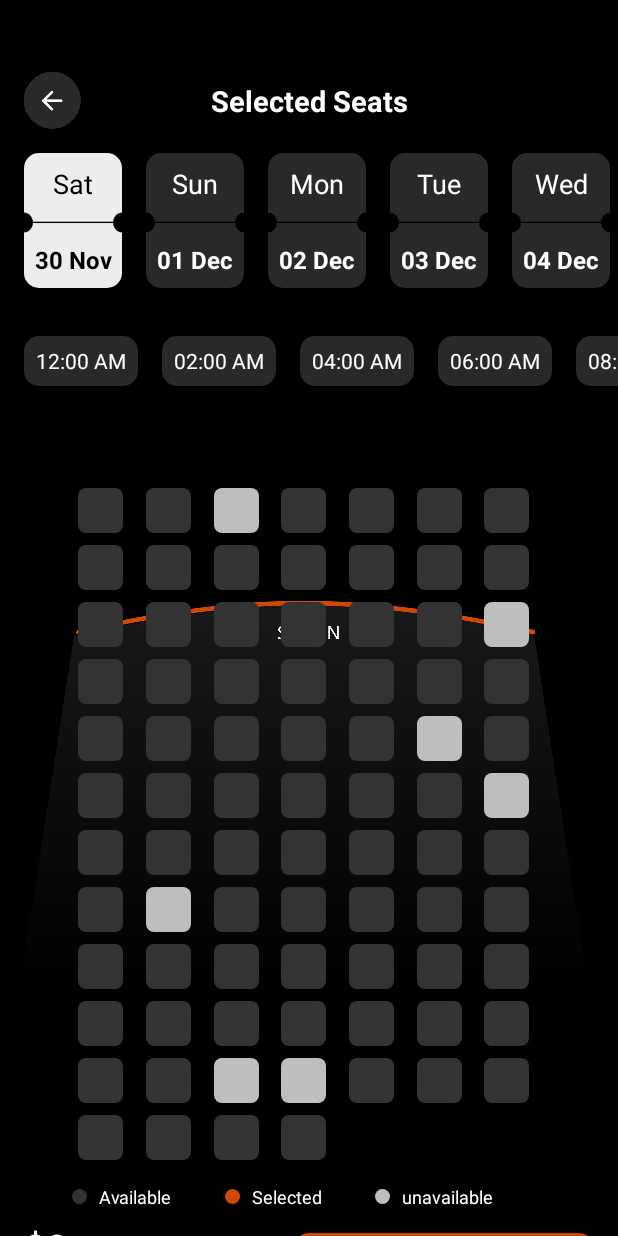
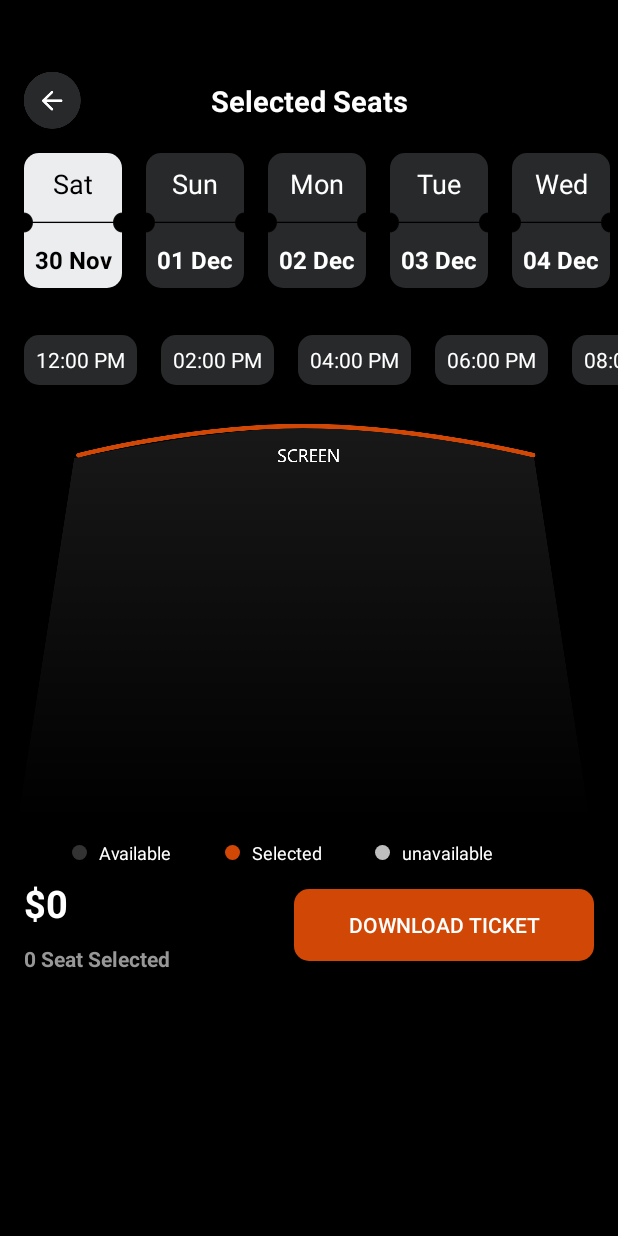
Before and after one commit to linhmt13113/Booking-films, an Android app: the SeatListActivity screen opened directly, with no data from a screen before it, after a tap on "Sat", on a phone screen of 412 x 824 dp. Run offline under Robolectric (Android 15) with nearby library versions, the light colour scheme and no system bars; 1 statement that could not run was skipped.

Commit message:
SeatListActivity.kt done

```diff
--- a/app/src/main/java/com/uilover/project2002/activities/SeatListActivity.kt
+++ b/app/src/main/java/com/uilover/project2002/activities/SeatListActivity.kt
@@ -2,6 +2,8 @@
 
 import android.icu.text.DecimalFormat
 import android.os.Bundle
+import android.util.Log
+import android.view.View
 import android.view.WindowManager
 import androidx.appcompat.app.AppCompatActivity
 import androidx.recyclerview.widget.GridLayoutManager
@@ -14,51 +16,140 @@
 import com.uilover.project2002.databinding.ActivitySeatListBinding
 import java.time.LocalDate
 import java.time.LocalTime
+import java.time.Month
 import java.time.format.DateTimeFormatter
+import java.time.format.DateTimeParseException
+import kotlin.random.Random
+import java.util.Locale
 
 class SeatListActivity : AppCompatActivity() {
     private lateinit var binding: ActivitySeatListBinding
     private lateinit var film: Film
     private var price: Double = 0.0
     private var number: Int = 0
+    private var selectedDate: LocalDate? = null
+    private var selectedTime: LocalTime? = null
 
     override fun onCreate(savedInstanceState: Bundle?) {
         super.onCreate(savedInstanceState)
         binding = ActivitySeatListBinding.inflate(layoutInflater)
         setContentView(binding.root)
 
+        try {
             getIntentExtra()
             setVariable()
-        initSeatsList()
+            initDateAndTimePickers()
 
             window.setFlags(
                 WindowManager.LayoutParams.FLAG_LAYOUT_NO_LIMITS,
                 WindowManager.LayoutParams.FLAG_LAYOUT_NO_LIMITS
             )
+        } catch (e: Exception) {
+            Log.e("SeatListActivity", "Error initializing activity", e)
+        }
     }
 
-    private fun initSeatsList() {
-        val gridLayoutManager = GridLayoutManager(this, 7)
+    private fun initDateAndTimePickers() {
+        val dateFormatter = DateTimeFormatter.ofPattern("EEE/dd/MMM", Locale.ENGLISH)
+
+        binding.dateRecyclerview.layoutManager = LinearLayoutManager(this, LinearLayoutManager.HORIZONTAL, false)
+        val dates = generateDates().map { it.format(dateFormatter) }
+        binding.dateRecyclerview.adapter = DateAdapter(dates) { dateStr ->
+            try {
+                val parsedDate = parseDateString(dateStr)
+                selectedDate = parsedDate
+                updateAvailableTimeSlots(parsedDate)
+                binding.TimeRecyclerview.visibility = View.VISIBLE
+                binding.seatRecyclerview.visibility = View.GONE  // Hide the seat list when a new date is selected
+            } catch (e: Exception) {
+                Log.e("SeatListActivity", "Error parsing date: $dateStr", e)
+            }
+        }
+
+        // Initial visibility settings
+        binding.TimeRecyclerview.visibility = View.GONE
+        binding.seatRecyclerview.visibility = View.GONE
+    }
+
+    private fun parseDateString(dateString: String): LocalDate {
+        val parts = dateString.split("/")
+        val dayOfWeek = parts[0]
+        val dayOfMonth = parts[1].toInt()
+        val monthAbbreviation = parts[2].toUpperCase(Locale.ENGLISH)
+
+        // Map three-letter month abbreviation to Month enum
+        val month = when (monthAbbreviation) {
+            "JAN" -> Month.JANUARY
+            "FEB" -> Month.FEBRUARY
+            "MAR" -> Month.MARCH
+            "APR" -> Month.APRIL
+            "MAY" -> Month.MAY
+            "JUN" -> Month.JUNE
+            "JUL" -> Month.JULY
+            "AUG" -> Month.AUGUST
+            "SEP" -> Month.SEPTEMBER
+            "OCT" -> Month.OCTOBER
+            "NOV" -> Month.NOVEMBER
+            "DEC" -> Month.DECEMBER
+            else -> throw IllegalArgumentException("Invalid month abbreviation: $monthAbbreviation")
+        }
+
+        return LocalDate.of(LocalDate.now().year, month, dayOfMonth)
+    }
+
+    private fun generateDates(): List<LocalDate> {
+        val dates = mutableListOf<LocalDate>()
+        val today = LocalDate.now()
+
+        for (i in 0 until 7) {
+            dates.add(today.plusDays(i.toLong()))
+        }
+        Log.d("SeatListActivity", "Generated Dates: $dates")
+        return dates
+    }
+
+
+
+    private fun updateAvailableTimeSlots(date: LocalDate) {
+        val timeSlots = generateTimeSlots()
+        val currentTime = LocalTime.now()
+
+        // Filter out past times only if the selected date is today
+        val upcomingTimeSlots = mutableListOf<String>()
+        if (date.isEqual(LocalDate.now())) {
+            for (time in timeSlots) {
+                val localTime = LocalTime.parse(time, DateTimeFormatter.ofPattern("hh:mm a", Locale.ENGLISH))
+                if (localTime.isAfter(currentTime.plusMinutes(30))) {
+                    upcomingTimeSlots.add(time)
+                }
+            }
+        } else {
+            // For future dates, include all time slots
+            upcomingTimeSlots.addAll(timeSlots)
+        }
+
+        Log.d("SeatListActivity", "Upcoming Time Slots for $date: $upcomingTimeSlots")
+
+        binding.TimeRecyclerview.layoutManager = LinearLayoutManager(this, LinearLayoutManager.HORIZONTAL, false)
+        binding.TimeRecyclerview.adapter = TimeAdapter(upcomingTimeSlots) {
+            selectedTime = LocalTime.parse(it, DateTimeFormatter.ofPattern("hh:mm a", Locale.ENGLISH))
+            updateSeatsList()
+            binding.seatRecyclerview.visibility = View.VISIBLE // Show the seat list when a time slot is selected
+        }
+    }
+
+    private fun updateSeatsList() {
+        val gridLayoutManager = GridLayoutManager(this, 8)
         gridLayoutManager.spanSizeLookup = object : GridLayoutManager.SpanSizeLookup() {
             override fun getSpanSize(position: Int): Int {
-                return if (position % 7 == 3) 1 else 1
+                return 1
             }
         }
 
         binding.seatRecyclerview.layoutManager = gridLayoutManager
 
-        val seatList = mutableListOf<Seat>()
-        val numberSeats = 81
-
-        for (i in 0 until numberSeats) {
-            val SeatName = ""
-            val SeatStatus =
-                if (i == 2 || i == 20 || i == 33 || i == 41 || i == 50 || i == 72 || i == 73) Seat.SeatStatus.UNAVAILABLE else Seat.SeatStatus.AVAILABLE
-
-            seatList.add(Seat(SeatStatus, SeatName))
-        }
-
-        val seatAdapter = SeatListAdapter(seatList, object : SeatListAdapter.SelectedSeat {
+        try {
+            val seatAdapter = SeatListAdapter(generateSeats(), object : SeatListAdapter.SelectedSeat {
                 override fun returnSelected(selectedName: String, num: Int) {
                     binding.numberSelectedTxt.text = "$num Seat Selected"
                     val df = DecimalFormat("#.##")
@@ -69,14 +160,9 @@
             })
             binding.seatRecyclerview.adapter = seatAdapter
             binding.seatRecyclerview.isNestedScrollingEnabled = false
-
-        binding.TimeRecyclerview.layoutManager =
-            LinearLayoutManager(this, LinearLayoutManager.HORIZONTAL, false)
-        binding.TimeRecyclerview.adapter = TimeAdapter(generateTimeSlots())
-
-        binding.dateRecyclerview.layoutManager =
-            LinearLayoutManager(this, LinearLayoutManager.HORIZONTAL, false)
-        binding.dateRecyclerview.adapter = DateAdapter(generateDates())
+        } catch (e: Exception) {
+            Log.e("SeatListActivity", "Error updating seats list", e)
+        }
     }
 
     private fun setVariable() {
@@ -91,23 +177,53 @@
 
     private fun generateTimeSlots(): List<String> {
         val timeSlots = mutableListOf<String>()
-        val formatter = DateTimeFormatter.ofPattern("hh:mm a")
+        val start = LocalTime.of(10, 0) // 10:00 AM
+        val end = LocalTime.of(23, 59) // 11:59 PM
+        var time = start
 
-        for (i in 0 until 24 step 2) {
-            val time = LocalTime.of(i, 0)
-            timeSlots.add(time.format(formatter))
+        // Limit the number of time slots to avoid OOM
+        while (time.isBefore(end) && timeSlots.size < 10) { // Ensure no more than 10 slots
+            timeSlots.add(time.format(DateTimeFormatter.ofPattern("hh:mm a", Locale.ENGLISH)))
+            time = time.plusHours(2)
         }
+
+        Log.d("SeatListActivity", "Generated Time Slots: $timeSlots")
+
         return timeSlots
     }
 
-    private fun generateDates(): List<String> {
-        val dates = mutableListOf<String>()
-        val today = LocalDate.now()
-        val formatter = DateTimeFormatter.ofPattern("EEE/dd/MMM")
+    private fun generateSeats(): List<Seat> {
+        val seatList = mutableListOf<Seat>()
+        val numberSeats = 96 // 12 rows and 8 columns = 96 seats
 
-        for (i in 0 until 7) {
-            dates.add(today.plusDays(i.toLong()).format(formatter))
-        }
-        return dates
+        if (selectedDate != null && selectedTime != null) {
+            val currentTime = LocalTime.now()
+
+            for (i in 0 until numberSeats) {
+                val row = 'A' + (i / 8)
+                val seatName = "$row${i % 8 + 1}"
+                val seatStatus = when {
+                    // Nearest two days with some seats booked in pairs
+                    selectedDate!!.isEqual(LocalDate.now()) || selectedDate!!.isEqual(LocalDate.now().plusDays(1)) -> {
+                        if (i % 8 < 7 && Random.nextBoolean()) {
+                            Seat.SeatStatus.UNAVAILABLE
+                        } else {
+                            Seat.SeatStatus.AVAILABLE
                         }
                     }
+                    // Showtimes that have passed by more than 30 minutes are sold out
+                    selectedDate!!.isEqual(LocalDate.now()) && selectedTime!!.plusMinutes(30).isBefore(currentTime) -> {
+                        Seat.SeatStatus.UNAVAILABLE
+                    }
+                    // Future dates with all seats available
+                    else -> Seat.SeatStatus.AVAILABLE
+                }
+                seatList.add(Seat(seatStatus, seatName))
+            }
+        }
+
+        Log.d("SeatListActivity", "Generated Seats: $seatList")
+
+        return seatList
+    }
+}
--- a/app/src/main/java/com/uilover/project2002/adapters/DateAdapter.kt
+++ b/app/src/main/java/com/uilover/project2002/adapters/DateAdapter.kt
@@ -7,12 +7,12 @@
 import com.uilover.project2002.R
 import com.uilover.project2002.databinding.ItemDateBinding
 
-class DateAdapter(private val timeSlots: List<String>) :
-    RecyclerView.Adapter<DateAdapter.TimeViewHolder>() {
+class DateAdapter(private val dates: List<String>, private val clickListener: (String) -> Unit) :
+    RecyclerView.Adapter<DateAdapter.DateViewHolder>() {
     private var selectedPosition = -1
     private var lastSelectedPosition = -1
 
-    inner class TimeViewHolder(private val binding: ItemDateBinding) :
+    inner class DateViewHolder(private val binding: ItemDateBinding) :
         RecyclerView.ViewHolder(binding.root) {
 
         fun bind(date: String) {
@@ -38,14 +38,15 @@
                         selectedPosition = position
                         notifyItemChanged(lastSelectedPosition)
                         notifyItemChanged(selectedPosition)
+                        clickListener(date)
                     }
                 }
             }
         }
     }
 
-    override fun onCreateViewHolder(parent: ViewGroup, viewType: Int): TimeViewHolder {
-        return TimeViewHolder(
+    override fun onCreateViewHolder(parent: ViewGroup, viewType: Int): DateViewHolder {
+        return DateViewHolder(
             ItemDateBinding.inflate(
                 LayoutInflater.from(parent.context),
                 parent,
@@ -54,9 +55,9 @@
         )
     }
 
-    override fun onBindViewHolder(holder: TimeViewHolder, position: Int) {
-        holder.bind(timeSlots[position])
+    override fun onBindViewHolder(holder: DateViewHolder, position: Int) {
+        holder.bind(dates[position])
     }
 
-    override fun getItemCount(): Int = timeSlots.size
+    override fun getItemCount(): Int = dates.size
 }
--- a/app/src/main/java/com/uilover/project2002/adapters/TimeAdapter.kt
+++ b/app/src/main/java/com/uilover/project2002/adapters/TimeAdapter.kt
@@ -1,5 +1,6 @@
 package com.uilover.project2002.adapters
 
+import android.util.Log
 import android.view.LayoutInflater
 import android.view.ViewGroup
 import androidx.core.content.ContextCompat
@@ -7,8 +8,11 @@
 import com.uilover.project2002.R
 import com.uilover.project2002.databinding.ItemTimeBinding
 
-class TimeAdapter(private val timeSlots: List<String>) :
-    RecyclerView.Adapter<TimeAdapter.TimeViewHolder>() {
+class TimeAdapter(
+    private val timeSlots: List<String>,
+    private val clickListener: (String) -> Unit
+) : RecyclerView.Adapter<TimeAdapter.TimeViewHolder>() {
+
     private var selectedPosition = -1
     private var lastSelectedPosition = -1
 
@@ -17,24 +21,24 @@
 
         fun bind(time: String) {
             binding.TextViewTime.text = time
+
+            // Log the binding process
+            Log.d("TimeAdapter", "Binding time: $time")
+
+            // Change background and text color based on selection
             if (selectedPosition == adapterPosition) {
                 binding.TextViewTime.setBackgroundResource(R.drawable.white_bg)
                 binding.TextViewTime.setTextColor(
-                    ContextCompat.getColor(
-                        itemView.context,
-                        R.color.black
-                    )
+                    ContextCompat.getColor(itemView.context, R.color.black)
                 )
             } else {
                 binding.TextViewTime.setBackgroundResource(R.drawable.light_black_bg)
                 binding.TextViewTime.setTextColor(
-                    ContextCompat.getColor(
-                        itemView.context,
-                        R.color.white
-                    )
+                    ContextCompat.getColor(itemView.context, R.color.white)
                 )
             }
 
+            // Enable click listener for all displayed slots
             binding.root.setOnClickListener {
                 val position = adapterPosition
                 if (position != RecyclerView.NO_POSITION) {
@@ -42,6 +46,7 @@
                     selectedPosition = position
                     notifyItemChanged(lastSelectedPosition)
                     notifyItemChanged(selectedPosition)
+                    clickListener(time)
                 }
             }
         }
--- a/app/src/main/java/com/uilover/project2002/data/local/DatabaseHelper.kt
+++ b/app/src/main/java/com/uilover/project2002/data/local/DatabaseHelper.kt
@@ -44,14 +44,12 @@
     override fun onCreate(db: SQLiteDatabase?) {
         db?.execSQL("CREATE TABLE IF NOT EXISTS $TABLE_USER ($COLUMN_USER_ID INTEGER PRIMARY KEY, $COLUMN_USER_EMAIL TEXT, $COLUMN_USER_PASSWORD TEXT)")
         db?.execSQL("CREATE TABLE IF NOT EXISTS $TABLE_FILMS ($COLUMN_ID INTEGER PRIMARY KEY, $COLUMN_TITLE TEXT, $COLUMN_DESCRIPTION TEXT, $COLUMN_IMAGE_URL TEXT, $COLUMN_PRICE REAL, $COLUMN_TIME TEXT, $COLUMN_TRAILER TEXT, $COLUMN_IMDB INTEGER, $COLUMN_YEAR INTEGER, $COLUMN_GENRE TEXT, $COLUMN_CASTS TEXT)")
-        db?.execSQL("CREATE TABLE IF NOT EXISTS $TABLE_TOP_MOVIES ($COLUMN_ID INTEGER PRIMARY KEY, $COLUMN_TITLE TEXT, $COLUMN_DESCRIPTION TEXT, $COLUMN_IMAGE_URL TEXT)")
         db?.execSQL("CREATE TABLE IF NOT EXISTS $TABLE_UPCOMING ($COLUMN_ID INTEGER PRIMARY KEY, $COLUMN_TITLE TEXT, $COLUMN_DESCRIPTION TEXT, $COLUMN_IMAGE_URL TEXT, $COLUMN_RELEASE_DATE TEXT)")
         db?.execSQL("CREATE TABLE IF NOT EXISTS $TABLE_SLIDER_ITEMS ($COLUMN_ID INTEGER PRIMARY KEY, $COLUMN_TITLE TEXT, $COLUMN_IMAGE_URL TEXT, $COLUMN_DESCRIPTION TEXT)")
     }
 
     override fun onUpgrade(db: SQLiteDatabase?, oldVersion: Int, newVersion: Int) {
         db?.execSQL("DROP TABLE IF EXISTS $TABLE_FILMS")
-        db?.execSQL("DROP TABLE IF EXISTS $TABLE_TOP_MOVIES")
         db?.execSQL("DROP TABLE IF EXISTS $TABLE_UPCOMING")
         db?.execSQL("DROP TABLE IF EXISTS $TABLE_SLIDER_ITEMS")
         db?.execSQL("DROP TABLE IF EXISTS $TABLE_USER")
--- a/app/src/main/res/layout/activity_seat_list.xml
+++ b/app/src/main/res/layout/activity_seat_list.xml
@@ -51,22 +51,22 @@
             <androidx.recyclerview.widget.RecyclerView
                 android:id="@+id/dateRecyclerview"
                 android:layout_width="match_parent"
+                android:layout_height="105dp"
+                android:layout_marginTop="8dp"
+                android:layout_marginBottom="8dp"
                 android:clipToPadding="false"
                 android:paddingStart="8dp"
-                android:paddingEnd="8dp"
-                android:layout_marginTop="8dp"
-                android:layout_marginBottom="8dp"
-                android:layout_height="match_parent" />
+                android:paddingEnd="8dp" />
 
             <androidx.recyclerview.widget.RecyclerView
                 android:id="@+id/TimeRecyclerview"
                 android:layout_width="match_parent"
+                android:layout_height="43dp"
+                android:layout_marginTop="8dp"
+                android:layout_marginBottom="8dp"
                 android:clipToPadding="false"
                 android:paddingStart="8dp"
-                android:paddingEnd="8dp"
-                android:layout_marginTop="8dp"
-                android:layout_marginBottom="8dp"
-                android:layout_height="match_parent" />
+                android:paddingEnd="8dp" />
 
             <androidx.constraintlayout.widget.ConstraintLayout
                 android:layout_width="match_parent"
@@ -76,19 +76,21 @@
                     android:id="@+id/imageView4"
                     android:layout_width="wrap_content"
                     android:layout_height="wrap_content"
-                    app:srcCompat="@drawable/cinema"
+                    android:layout_marginTop="16dp"
+                    app:layout_constraintBottom_toBottomOf="parent"
+                    app:layout_constraintEnd_toEndOf="parent"
+                    app:layout_constraintHorizontal_bias="0.0"
+                    app:layout_constraintStart_toStartOf="parent"
                     app:layout_constraintTop_toTopOf="parent"
-                    app:layout_constraintBottom_toBottomOf="parent"
-                    app:layout_constraintStart_toStartOf="parent"
-                    app:layout_constraintEnd_toEndOf="parent"
-                    android:layout_marginTop="16dp" />
+                    app:layout_constraintVertical_bias="0.0"
+                    app:srcCompat="@drawable/cinema" />
 
                 <androidx.recyclerview.widget.RecyclerView
                     android:id="@+id/seatRecyclerview"
                     android:layout_width="match_parent"
                     android:layout_height="match_parent"
                     android:layout_marginStart="48dp"
-                    android:layout_marginTop="48dp"
+                    android:layout_marginTop="72dp"
                     android:layout_marginEnd="48dp"
                     app:layout_constraintEnd_toEndOf="parent"
                     app:layout_constraintStart_toStartOf="parent"
--- a/app/src/main/res/values/colors.xml
+++ b/app/src/main/res/values/colors.xml
@@ -3,6 +3,7 @@
     <color name="black">#FF000000</color>
     <color name="white">#FFFFFFFF</color>
     <color name="light_gray">#f0f0f0</color>
+    <color name="gray">#D3D3D3</color>
     <color name="dark_gray">#333333</color>
     <color name="main_color">#252b45</color>
     <color name="black2">#28292b</color>
```
Also changed, not shown: app/src/main/res/drawable/gray_bg.xml (added, +9 -0 lines). Lines whose indentation alone changed are shown as unchanged.
